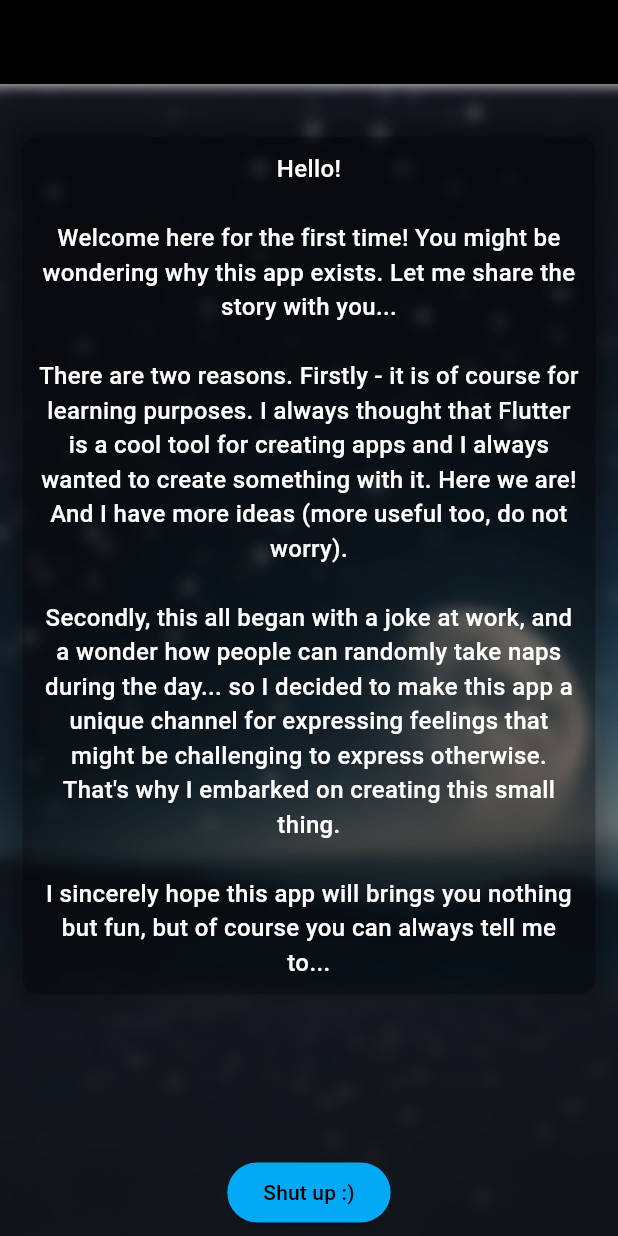
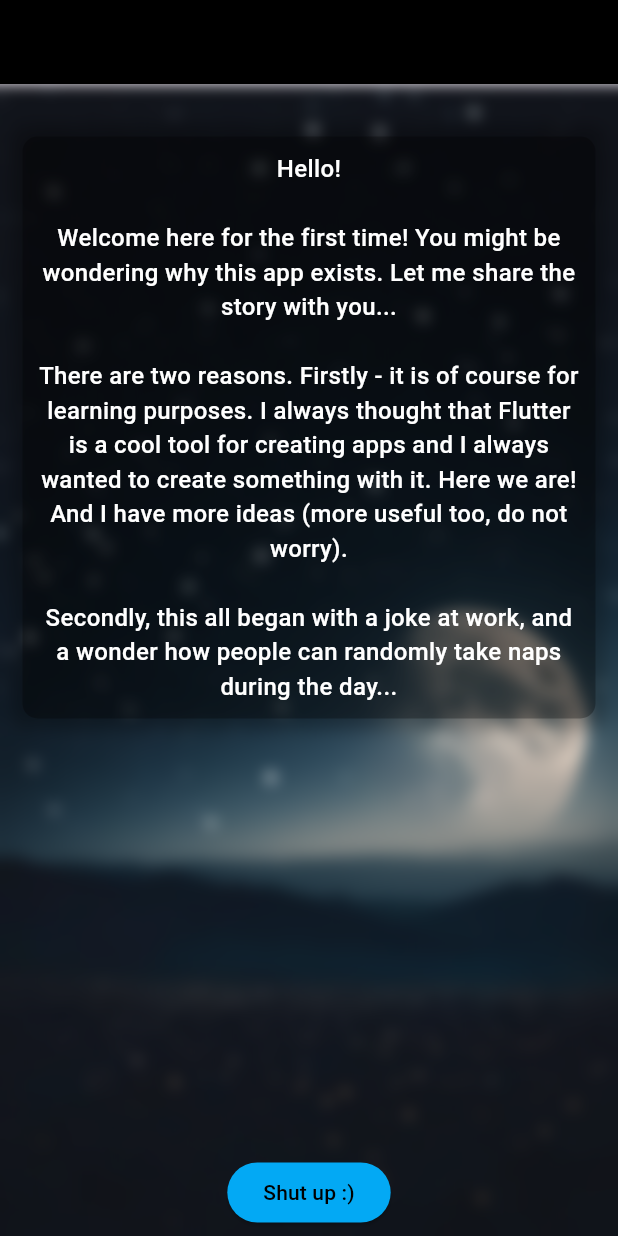
Before and after one commit to zanetagebka/random_nap_generator, a Flutter app: the screen it shows after launch, on a phone screen of 412 x 824 dp. Run offline on Flutter 3.47's test engine with Material 3 defaults, Android fonts, the light colour scheme and no system bars; our stand-ins replace flutter_local_notifications, permission_handler, shared_preferences, table_calendar; missing offline and left inert: add_2_calendar.

Commit message:
Update first_time_screen.dart
for now :)

```diff
--- a/lib/screens/first_time_screen.dart
+++ b/lib/screens/first_time_screen.dart
@@ -77,8 +77,7 @@ class FirstTimeScreen extends StatelessWidget {
             'Hello!\n\n'
             'Welcome here for the first time! You might be wondering why this app exists. Let me share the story with you...\n\n'
                 'There are two reasons. Firstly - it is of course for learning purposes. I always thought that Flutter is a cool tool for creating apps and I always wanted to create something with it. Here we are! And I have more ideas (more useful too, do not worry).\n\n'
-                'Secondly, this all began with a joke at work, and a wonder how people can randomly take naps during the day... so I decided to make this app a unique channel for expressing feelings that might be challenging to express otherwise. That\'s why I embarked on creating this small thing.\n\n'
-                'I sincerely hope this app will brings you nothing but fun, but of course you can always tell me to...',
+                'Secondly, this all began with a joke at work, and a wonder how people can randomly take naps during the day... ',
             textAlign: TextAlign.center,
             style: TextStyle(
               color: Colors.white,
```
